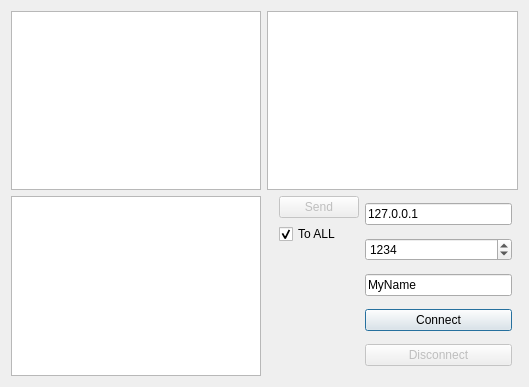
This is Client/dialog.ui in mskubenich/QTChat as Qt 5 draws it before an edit. The edited form follows.
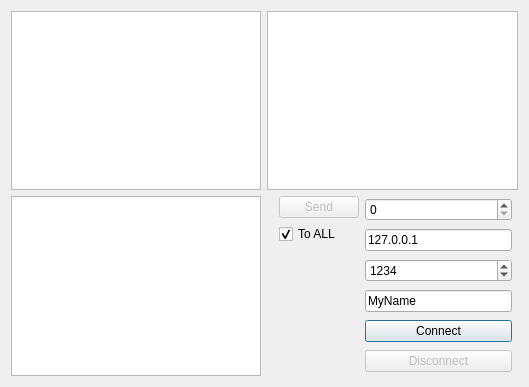
This is the edited form.

```diff
--- a/Client/dialog.ui
+++ b/Client/dialog.ui
@@ -33,8 +33,15 @@
    <item row="1" column="4">
     <layout class="QVBoxLayout" name="verticalLayout">
      <item>
-      <widget class="QLineEdit" name="leHost">
-       <property name="text">
+      <widget class="QSpinBox" name="passwordSpinBox" >
+       <property name="maximum" >
+        <number>999999999</number>
+       </property>
+      </widget>
+     </item>
+     <item>
+      <widget class="QLineEdit" name="leHost" >
+       <property name="text" >
         <string>127.0.0.1</string>
        </property>
       </widget>
@@ -114,7 +121,7 @@
    </item>
   </layout>
  </widget>
- <layoutdefault spacing="6" margin="11"/>
+ <layoutdefault spacing="6" margin="11" />
  <resources/>
  <connections/>
 </ui>
```
Left out of the diff: 73 changed lines with no effect on the pictures.
